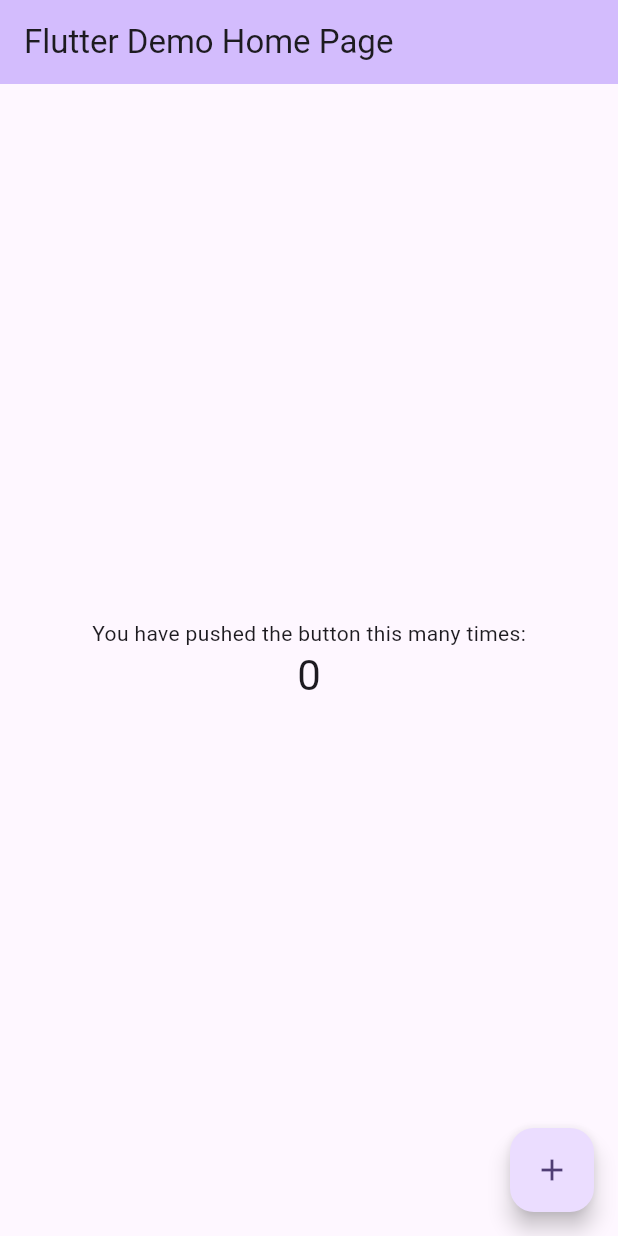
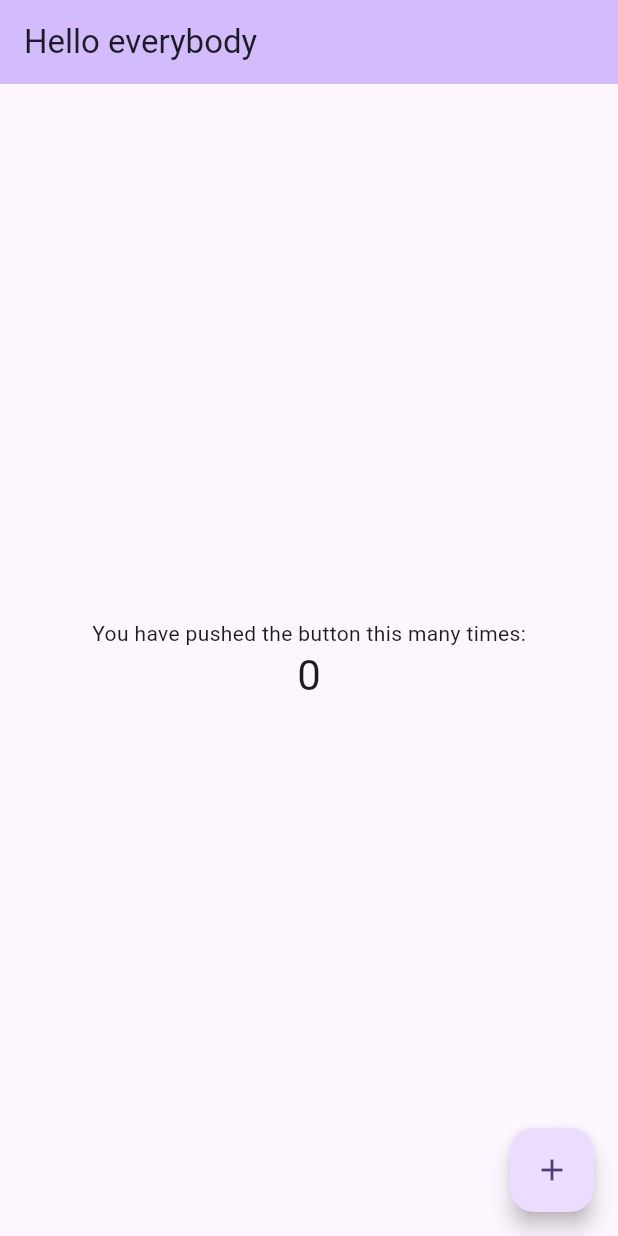
Before and after one commit to DuongQuocNghi/my_app, a Flutter app: the screen it shows after launch, on a phone screen of 412 x 824 dp. Run offline on Flutter 3.47's test engine with Material 3 defaults, Android fonts, the phone set to English and light mode, and no system bars; generated files the repository leaves out were written again.

Commit message:
add intl

```diff
--- /dev/null
+++ b/l10n.yaml
@@ -0,0 +1,4 @@
+arb-dir: lib/l10n
+template-arb-file: app_vi.arb
+output-localization-file: app_localizations.dart
+use-escaping: true
--- /dev/null
+++ b/lib/l10n/app_en.arb
@@ -0,0 +1,5 @@
+{
+
+
+  "hello": "Hello everybody"
+}
--- /dev/null
+++ b/lib/l10n/app_vi.arb
@@ -0,0 +1,5 @@
+{
+
+
+  "hello": "Xin chào"
+}
--- a/lib/main.dart
+++ b/lib/main.dart
@@ -1,4 +1,5 @@
 import 'package:flutter/material.dart';
+import 'package:flutter_gen/gen_l10n/app_localizations.dart';
 
 void main() {
   runApp(const MyApp());
@@ -11,44 +12,20 @@ class MyApp extends StatelessWidget {
   @override
   Widget build(BuildContext context) {
     return MaterialApp(
-      title: 'Flutter Demo',
+      title: 'DQN',
+      localizationsDelegates: AppLocalizations.localizationsDelegates,
+      supportedLocales: AppLocalizations.supportedLocales,
       theme: ThemeData(
-        // This is the theme of your application.
-        //
-        // TRY THIS: Try running your application with "flutter run". You'll see
-        // the application has a purple toolbar. Then, without quitting the app,
-        // try changing the seedColor in the colorScheme below to Colors.green
-        // and then invoke "hot reload" (save your changes or press the "hot
-        // reload" button in a Flutter-supported IDE, or press "r" if you used
-        // the command line to start the app).
-        //
-        // Notice that the counter didn't reset back to zero; the application
-        // state is not lost during the reload. To reset the state, use hot
-        // restart instead.
-        //
-        // This works for code too, not just values: Most code changes can be
-        // tested with just a hot reload.
         colorScheme: ColorScheme.fromSeed(seedColor: Colors.deepPurple),
         useMaterial3: true,
       ),
-      home: const MyHomePage(title: 'Flutter Demo Home Page'),
+      home: const MyHomePage(),
     );
   }
 }
 
 class MyHomePage extends StatefulWidget {
-  const MyHomePage({super.key, required this.title});
-
-  // This widget is the home page of your application. It is stateful, meaning
-  // that it has a State object (defined below) that contains fields that affect
-  // how it looks.
-
-  // This class is the configuration for the state. It holds the values (in this
-  // case the title) provided by the parent (in this case the App widget) and
-  // used by the build method of the State. Fields in a Widget subclass are
-  // always marked "final".
-
-  final String title;
+  const MyHomePage({super.key});
 
   @override
   State<MyHomePage> createState() => _MyHomePageState();
@@ -59,50 +36,19 @@ class _MyHomePageState extends State<MyHomePage> {
 
   void _incrementCounter() {
     setState(() {
-      // This call to setState tells the Flutter framework that something has
-      // changed in this State, which causes it to rerun the build method below
-      // so that the display can reflect the updated values. If we changed
-      // _counter without calling setState(), then the build method would not be
-      // called again, and so nothing would appear to happen.
       _counter++;
     });
   }
 
   @override
   Widget build(BuildContext context) {
-    // This method is rerun every time setState is called, for instance as done
-    // by the _incrementCounter method above.
-    //
-    // The Flutter framework has been optimized to make rerunning build methods
-    // fast, so that you can just rebuild anything that needs updating rather
-    // than having to individually change instances of widgets.
     return Scaffold(
       appBar: AppBar(
-        // TRY THIS: Try changing the color here to a specific color (to
-        // Colors.amber, perhaps?) and trigger a hot reload to see the AppBar
-        // change color while the other colors stay the same.
         backgroundColor: Theme.of(context).colorScheme.inversePrimary,
-        // Here we take the value from the MyHomePage object that was created by
-        // the App.build method, and use it to set our appbar title.
-        title: Text(widget.title),
+        title: Text(AppLocalizations.of(context)?.hello ?? ''),
       ),
       body: Center(
-        // Center is a layout widget. It takes a single child and positions it
-        // in the middle of the parent.
         child: Column(
-          // Column is also a layout widget. It takes a list of children and
-          // arranges them vertically. By default, it sizes itself to fit its
-          // children horizontally, and tries to be as tall as its parent.
-          //
-          // Column has various properties to control how it sizes itself and
-          // how it positions its children. Here we use mainAxisAlignment to
-          // center the children vertically; the main axis here is the vertical
-          // axis because Columns are vertical (the cross axis would be
-          // horizontal).
-          //
-          // TRY THIS: Invoke "debug painting" (choose the "Toggle Debug Paint"
-          // action in the IDE, or press "p" in the console), to see the
-          // wireframe for each widget.
           mainAxisAlignment: MainAxisAlignment.center,
           children: <Widget>[
             const Text(
```
Also changed, not shown: pubspec.yaml (+7 -1 lines), pubspec.lock.
